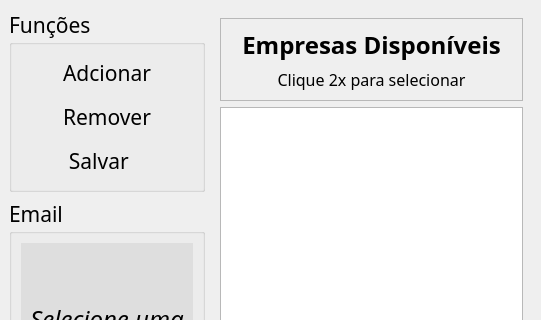
Old version of the form src/ui/window_pend.ui in the repository DeltaPrice-Pedro/Pendencias_Contabeis; both pictures show x 0 to 541 and y 0 to 320 of the 541 by 472 pixel window.
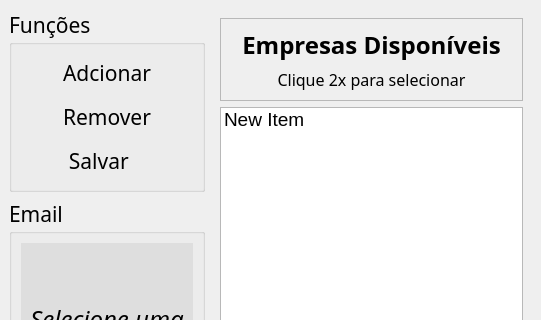
New version of the form. Icons and pictures are not drawn.

```diff
--- a/src/ui/window_pend.ui
+++ b/src/ui/window_pend.ui
@@ -179,6 +179,20 @@
             <pointsize>14</pointsize>
            </font>
           </property>
+          <item>
+           <property name="text">
+            <string>New Item</string>
+           </property>
+           <property name="foreground">
+            <brush brushstyle="NoBrush">
+             <color alpha="255">
+              <red>179</red>
+              <green>255</green>
+              <blue>178</blue>
+             </color>
+            </brush>
+           </property>
+          </item>
          </widget>
         </item>
        </layout>
```
